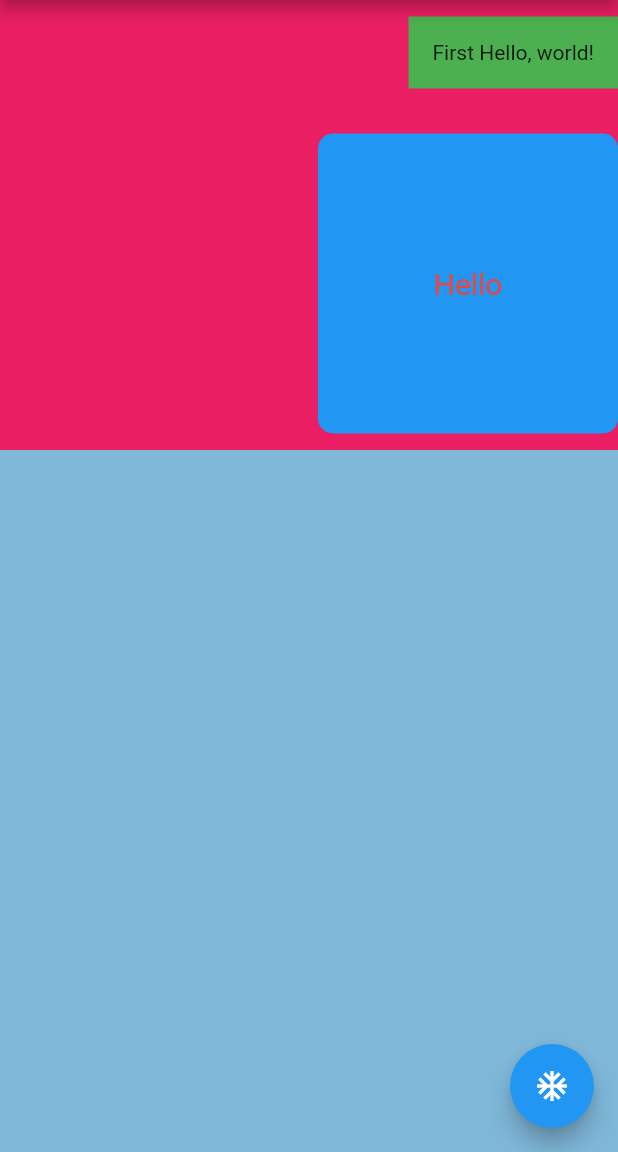
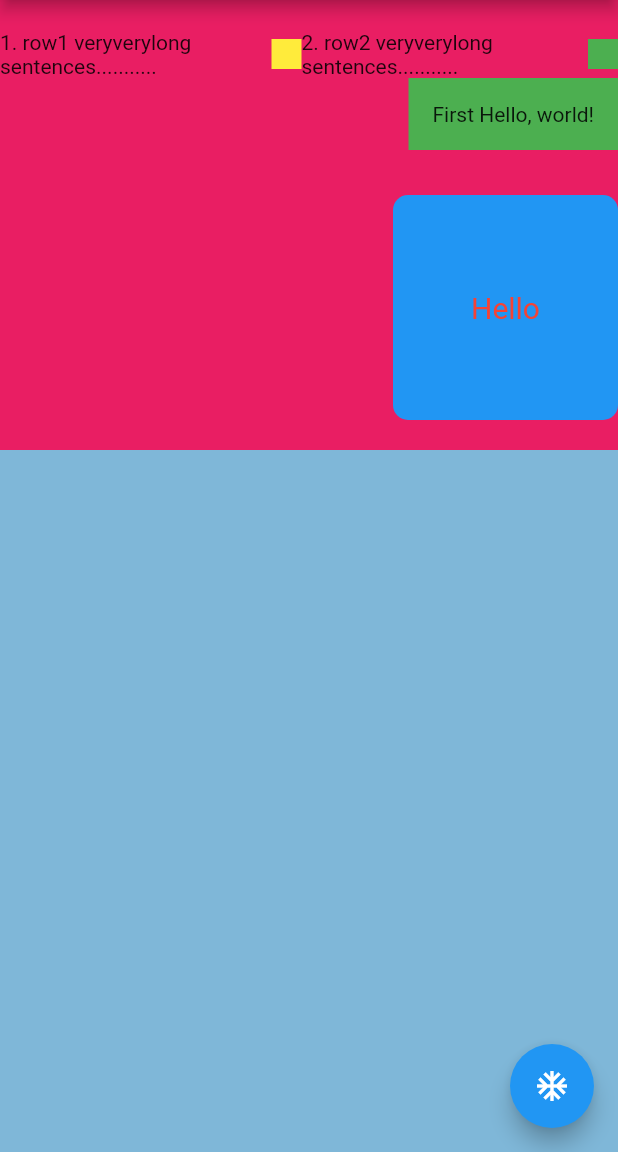
Before and after one commit to yeonblue/FlutterPractice, a Flutter app: the screen it shows after launch, on a phone screen of 412 x 824 dp, the part 84-1236 px from its top. Run offline on Flutter 3.47's test engine with Material 2 defaults, Android fonts, the phone set to English and light mode, and no system bars.

Commit message:
add column, flexible, expaneded

```diff
--- a/FlutterBasics/lib/main.dart
+++ b/FlutterBasics/lib/main.dart
@@ -47,6 +47,33 @@ class CenterText extends StatelessWidget {
         mainAxisAlignment: MainAxisAlignment.center,   // y축
         crossAxisAlignment: CrossAxisAlignment.end, // x축
         children: [
+          Row(
+            mainAxisAlignment: MainAxisAlignment.center,
+            children: [
+              const Expanded(
+                flex: 1, // 비율을 의미, flex를 두개를 10, 10 주면 50%, 50% 차지
+                child: Text("1. row1 veryverylong sentences..........."),
+              ),
+              Container(
+                height: 20,
+                width: 20,
+                color: Colors.yellow,
+              ),
+              const Flexible( // Expanded를 쓰면 남은 영역 모두 차지, row는 기본적으로 한 줄에 다 보여주려 함
+                child: Text(
+                  "2. row2 veryverylong sentences...........",
+                  maxLines: 2, // 2줄만 표시
+                  overflow: TextOverflow.ellipsis,
+                ), // flexible을 줘서 여러줄 표시 가능
+              ),
+              const SizedBox(width: 10,),
+              Container(
+                width: 20,
+                height: 20,
+                color: Colors.green,
+              )
+            ],
+          ),
           Container(
             color: Colors.green,
             child: const Padding( // refactor로 padding 손쉽게 넣을 수 있음
@@ -62,8 +89,8 @@ class CenterText extends StatelessWidget {
               borderRadius: BorderRadius.circular(10),
               color: Colors.blue,
             ),
-            width: 200,
-            height: 200,
+            width: 150,
+            height: 150,
             child: const Center(
               child: Text("Hello",
                 style: TextStyle(
@@ -111,3 +138,6 @@ class CenterText extends StatelessWidget {
 // container
 // basic widget, height, width를 가짐
 // boxDecoration을 쓰면 color 사용 불가!, 위 소스 참고
+
+// column
+// vertical로 childrun 표시, scroll 불가
```
